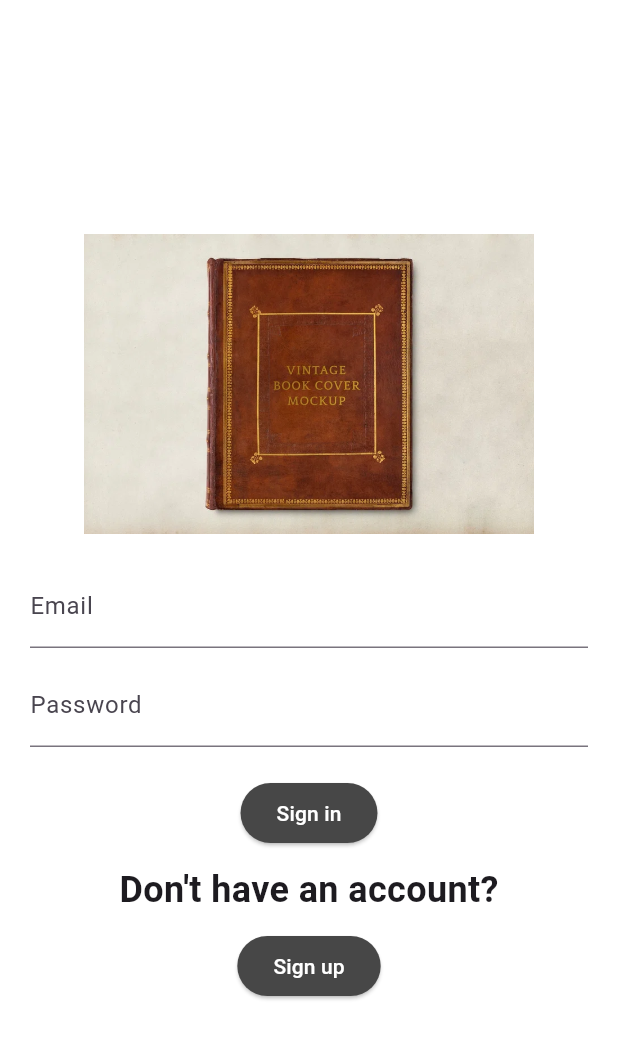
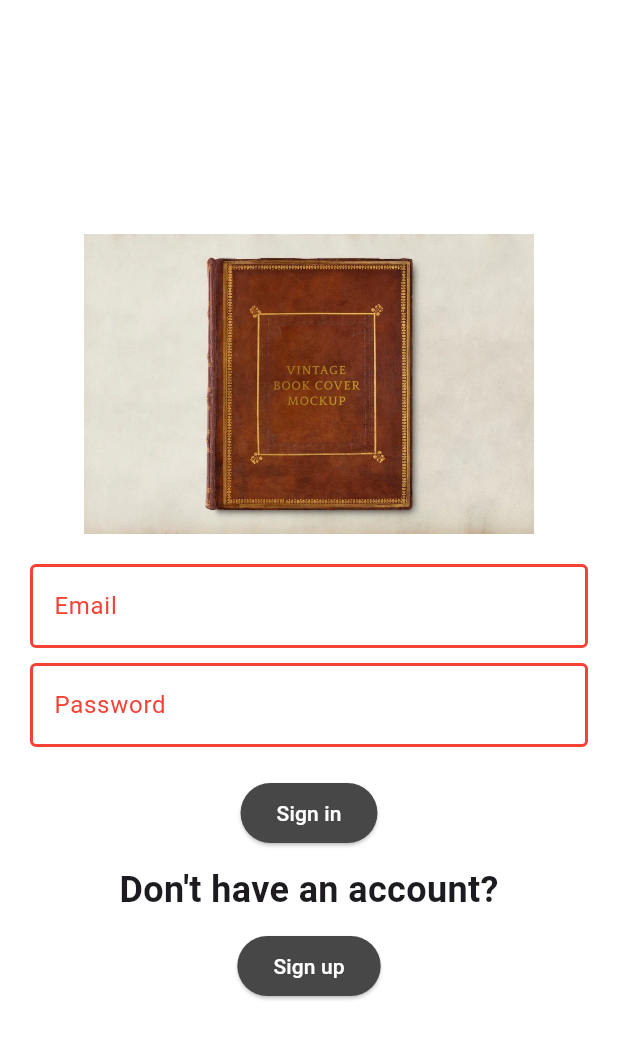
Before and after one commit to odracir04/lend-and-rent, a Flutter app: the screen it shows after launch, after a tap on "Sign in", on a phone screen of 412 x 824 dp. Shown: the top 1039 px of the screen. Run offline on Flutter 3.47's test engine with Material 3 defaults, Android fonts, the phone set to English and light mode, and no system bars; our stand-ins replace cloud_firestore, dot_navigation_bar, firebase_auth, firebase_core, font_awesome_flutter, google_nav_bar; accounts and stored records are empty; network calls fail.

Commit message:
app now informs user if authentication parameters are wrong

```diff
--- a/app_prototype/lib/login/sign_in_page.dart
+++ b/app_prototype/lib/login/sign_in_page.dart
@@ -1,3 +1,5 @@
+import 'dart:async';
+
 import 'package:flutter/material.dart';
 import 'package:firebase_auth/firebase_auth.dart';
 
@@ -11,9 +13,15 @@ class SignInPage extends StatefulWidget {
 }
 
 class _SignInPageState extends State<SignInPage> {
+  Color changeColor(bool b) {
+    if (b) return Colors.red;
+    else return Color(0xFF474747);
+  }
+
   final TextEditingController emailController = TextEditingController();
   final TextEditingController passwordController = TextEditingController();
   final FirebaseAuth _auth = FirebaseAuth.instance;
+  bool wrong = false;
 
   Future<void> _signInWithEmailAndPassword() async {
     try {
@@ -25,6 +33,9 @@ class _SignInPageState extends State<SignInPage> {
       print('User signed in: ${userCredential.user!.uid}');
     } catch (e) {
       print('Failed to sign in: $e');
+      setState(() {
+        wrong = true;
+      });
     }
   }
 
@@ -47,16 +58,50 @@ class _SignInPageState extends State<SignInPage> {
             const SizedBox(height: 20),
             TextFormField(
               controller: emailController,
-              decoration: const InputDecoration(
+              decoration: InputDecoration(
                 labelText: 'Email',
+                labelStyle: TextStyle(
+                    color: changeColor(wrong)
+                ),
+                hintText: 'Enter your email',
+                hintStyle: TextStyle(
+                    color: changeColor(wrong)
+                ),
+                fillColor: Colors.white,
+                enabledBorder: OutlineInputBorder(
+                  borderSide: BorderSide(
+                    color: changeColor(wrong),
+                    width: 2.0,
+                  ),
+                ),
+                focusedBorder: UnderlineInputBorder(
+                  borderSide: BorderSide(color: changeColor(wrong),),
+                ),
               ),
             ),
             const SizedBox(height: 10),
             TextFormField(
               controller: passwordController,
               obscureText: true,
-              decoration: const InputDecoration(
+              decoration: InputDecoration(
                 labelText: 'Password',
+                labelStyle: TextStyle(
+                    color: changeColor(wrong)
+                ),
+                hintText: 'Enter your password',
+                hintStyle: TextStyle(
+                    color: changeColor(wrong)
+                ),
+                fillColor: Colors.white,
+                enabledBorder: OutlineInputBorder(
+                  borderSide: BorderSide(
+                    color: changeColor(wrong),
+                    width: 2.0,
+                  ),
+                ),
+                focusedBorder: UnderlineInputBorder(
+                  borderSide: BorderSide(color: changeColor(wrong),),
+                ),
               ),
             ),
             const SizedBox(height: 20),
```
